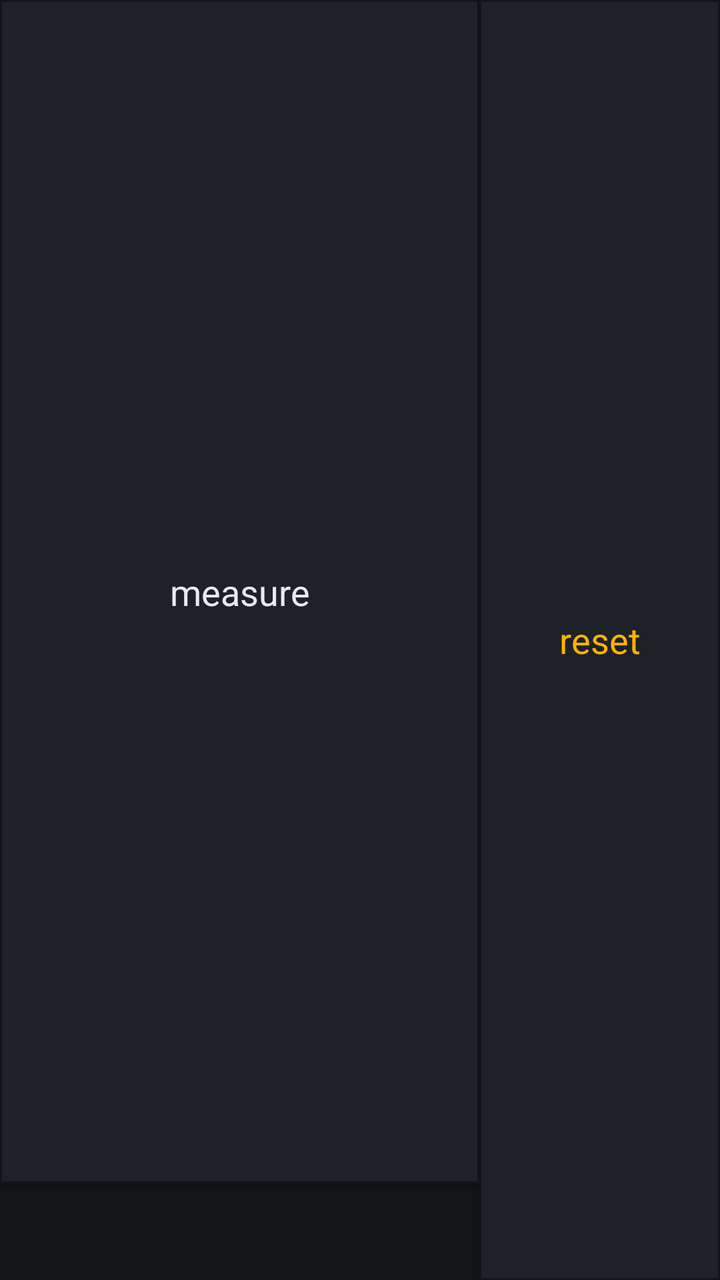
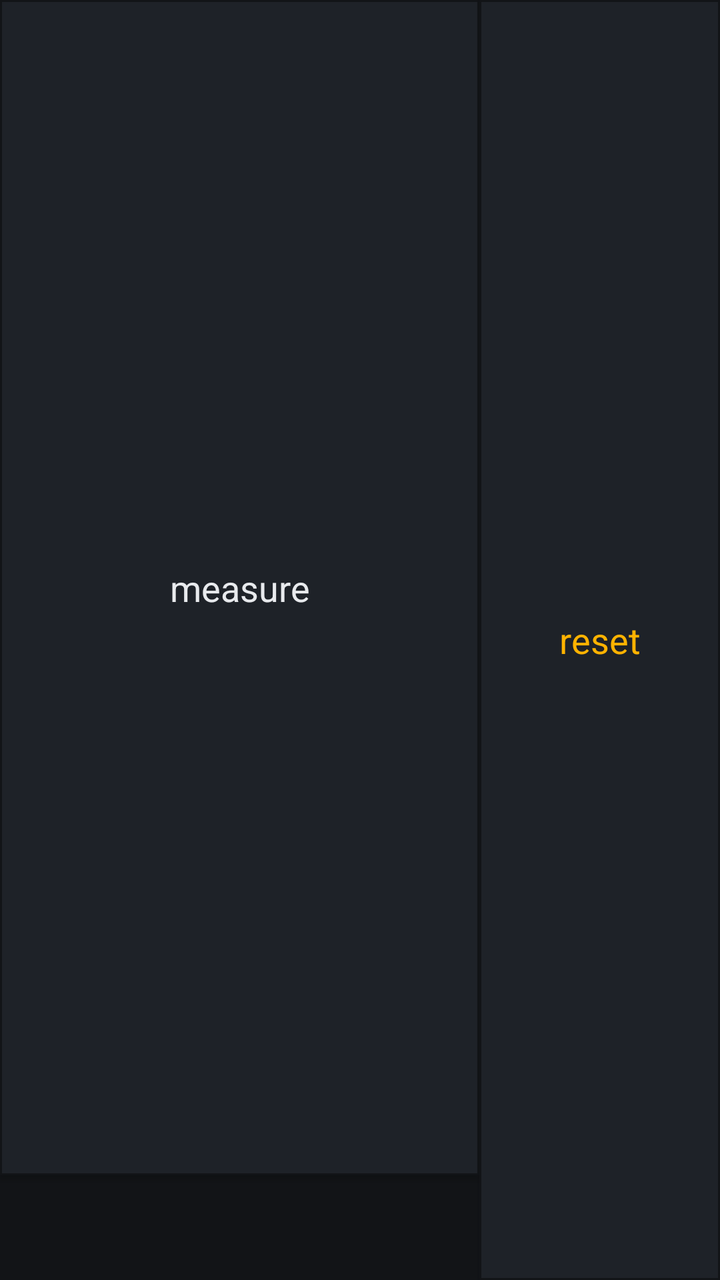

The first picture is an Android layout as it rendered before a commit; the second is the same layout after the commit. The layout source and the unified diff follow.
<!-- AndroidManifest.xml: application theme Tuner -->
<!-- res/layout/mixture_buttons.xml -->
<?xml version="1.0" encoding="utf-8"?>
<LinearLayout xmlns:android="http://schemas.android.com/apk/res/android"
    android:orientation="horizontal"
    android:layout_width="fill_parent"
    android:layout_height="fill_parent">
    <LinearLayout
	android:layout_width="1dp"
	android:layout_height="fill_parent"
	android:layout_weight="2"
	android:orientation="vertical">
	<Button android:id="@+id/mixture_measure"
	    android:layout_width="fill_parent"
	    android:layout_height="1dp"
	    android:layout_weight="1"
	    android:text="measure"
	    android:textAppearance="?android:attr/textAppearanceMedium"
	    android:onClick="mixture_measure" />
	<TextView android:id="@+id/mixture_display"
	    android:layout_width="fill_parent"
	    android:layout_height="wrap_content"
	    android:gravity="center"
	    android:lines="1"
	    android:singleLine="true"
	    android:textAppearance="?android:attr/textAppearanceLarge"
	    android:textColor="@color/text" />
	<TextView android:id="@+id/mixture_status"
	    android:layout_width="fill_parent"
	    android:layout_height="wrap_content"
	    android:gravity="center"
	    android:lines="1"
	    android:singleLine="true"
	    android:textAppearance="?android:attr/textAppearanceSmall"
	    android:textColor="@color/text_muted" />
    </LinearLayout>
    <Button
	android:layout_width="1dp"
	android:layout_height="fill_parent"
	android:layout_weight="1"
	android:text="reset"
	android:textAppearance="?android:attr/textAppearanceMedium"
	android:textColor="@color/warn"
	android:onClick="mixture_reset" />
</LinearLayout>
<!-- resources referenced by this layout -->
<resources>
  <color name="text">#E8EAED</color>
  <color name="text_muted">#9AA0A6</color>
  <color name="warn">#FFB300</color>
  <style name="Tuner" parent="@android:style/Theme.Material">
  		<item name="android:colorBackground">@color/bg</item>
  		<item name="android:windowBackground">@color/bg</item>
  		<item name="android:colorPrimary">@color/surface</item>
  		<item name="android:colorPrimaryDark">@color/bg</item>
  		<item name="android:colorAccent">@color/accent</item>
  		<item name="android:colorControlNormal">@color/text_muted</item>
  		<item name="android:textColorPrimary">@color/text</item>
  		<item name="android:textColorSecondary">@color/text_muted</item>
  		<item name="android:textColorHint">@color/outline</item>
  		<item name="android:statusBarColor">@color/bg</item>
  		<item name="android:navigationBarColor">@color/bg</item>
  		<item name="android:buttonStyle">@style/Tuner.Button</item>
  	</style>
  <color name="bg">#121417</color>
  <color name="surface">#1E2228</color>
  <color name="accent">#4C8DFF</color>
  <color name="outline">#2E343C</color>
  <style name="Tuner.Button" parent="@android:style/Widget.Material.Button">
  		<item name="android:textColor">@color/text</item>
  		<item name="android:textAllCaps">false</item>
  		<item name="android:background">@drawable/mode_button</item>
  	</style>
  <!-- drawable mode_button (drawable) -->
  <?xml version="1.0" encoding="utf-8"?>
  <selector xmlns:android="http://schemas.android.com/apk/res/android">
  <item android:state_pressed="true" android:drawable="@drawable/mb_pressed" />
  <item android:drawable="@drawable/mb_normal" />
  </selector>
  <!-- drawable mb_pressed (drawable) -->
  <?xml version="1.0" encoding="utf-8"?>
  <shape xmlns:android="http://schemas.android.com/apk/res/android"
      android:shape="rectangle">
      <solid android:color="@color/surface_pressed" />
      <stroke android:width="1dp" android:color="@color/accent" />
  </shape>
  <!-- drawable mb_normal (drawable) -->
  <?xml version="1.0" encoding="utf-8"?>
  <shape xmlns:android="http://schemas.android.com/apk/res/android"
      android:shape="rectangle">
      <solid android:color="@color/surface" />
      <stroke android:width="1dp" android:color="@color/bg" />
  </shape>
  <color name="surface_pressed">#2A3140</color>
</resources>

<!-- the commit's change to res/layout/mixture_buttons.xml (unified diff, before → after) -->
@@ -9,35 +9,28 @@
 	android:layout_weight="2"
 	android:orientation="vertical">
 	<Button android:id="@+id/mixture_measure"
+	    style="@style/Tuner.Button.Panel"
 	    android:layout_width="fill_parent"
 	    android:layout_height="1dp"
 	    android:layout_weight="1"
 	    android:text="measure"
-	    android:textAppearance="?android:attr/textAppearanceMedium"
 	    android:onClick="mixture_measure" />
 	<TextView android:id="@+id/mixture_display"
+	    style="@style/Tuner.Readout"
+	    android:layout_width="fill_parent"
+	    android:layout_height="wrap_content" />
+	<TextView android:id="@+id/mixture_status"
+	    style="@style/Tuner.Caption"
 	    android:layout_width="fill_parent"
 	    android:layout_height="wrap_content"
-	    android:gravity="center"
-	    android:lines="1"
-	    android:singleLine="true"
-	    android:textAppearance="?android:attr/textAppearanceLarge"
-	    android:textColor="@color/text" />
-	<TextView android:id="@+id/mixture_status"
-	    android:layout_width="fill_parent"
-	    android:layout_height="wrap_content"
-	    android:gravity="center"
-	    android:lines="1"
-	    android:singleLine="true"
-	    android:textAppearance="?android:attr/textAppearanceSmall"
-	    android:textColor="@color/text_muted" />
+	    android:paddingBottom="4dp" />
     </LinearLayout>
     <Button
+	style="@style/Tuner.Button.Panel"
 	android:layout_width="1dp"
 	android:layout_height="fill_parent"
 	android:layout_weight="1"
 	android:text="reset"
-	android:textAppearance="?android:attr/textAppearanceMedium"
 	android:textColor="@color/warn"
 	android:onClick="mixture_reset" />
 </LinearLayout>
<!-- resource entries referenced after the edit -->
@@ -3,6 +3,35 @@
   <color name="text">#E8EAED</color>
   <color name="text_muted">#9AA0A6</color>
   <color name="warn">#FFB300</color>
+  <style name="Tuner.Button.Panel">
+  		<item name="android:textAppearance">?android:attr/textAppearanceMedium</item>
+  		<item name="android:maxLines">1</item>
+  		<item name="android:paddingLeft">4dp</item>
+  		<item name="android:paddingRight">4dp</item>
+  		<item name="android:autoSizeTextType">uniform</item>
+  		<item name="android:autoSizeMinTextSize">10sp</item>
+  		<item name="android:autoSizeMaxTextSize">18sp</item>
+  	</style>
+  <style name="Tuner.Caption">
+  		<item name="android:textAppearance">?android:attr/textAppearanceSmall</item>
+  		<item name="android:textColor">@color/text_muted</item>
+  		<item name="android:gravity">center</item>
+  		<item name="android:maxLines">1</item>
+  		<item name="android:autoSizeTextType">uniform</item>
+  		<item name="android:autoSizeMinTextSize">9sp</item>
+  		<item name="android:autoSizeMaxTextSize">14sp</item>
+  	</style>
+  <style name="Tuner.Readout">
+  		<item name="android:textAppearance">?android:attr/textAppearanceLarge</item>
+  		<item name="android:textColor">@color/text</item>
+  		<item name="android:fontFamily">monospace</item>
+  		<item name="android:textStyle">bold</item>
+  		<item name="android:gravity">center</item>
+  		<item name="android:maxLines">1</item>
+  		<item name="android:autoSizeTextType">uniform</item>
+  		<item name="android:autoSizeMinTextSize">11sp</item>
+  		<item name="android:autoSizeMaxTextSize">24sp</item>
+  	</style>
   <style name="Tuner" parent="@android:style/Theme.Material">
   		<item name="android:colorBackground">@color/bg</item>
   		<item name="android:windowBackground">@color/bg</item>
@@ -12,7 +41,7 @@
   		<item name="android:colorControlNormal">@color/text_muted</item>
   		<item name="android:textColorPrimary">@color/text</item>
   		<item name="android:textColorSecondary">@color/text_muted</item>
-  		<item name="android:textColorHint">@color/outline</item>
+  		<item name="android:textColorHint">@color/text_muted</item>
   		<item name="android:statusBarColor">@color/bg</item>
   		<item name="android:navigationBarColor">@color/bg</item>
   		<item name="android:buttonStyle">@style/Tuner.Button</item>
@@ -20,7 +49,6 @@
   <color name="bg">#121417</color>
   <color name="surface">#1E2228</color>
   <color name="accent">#4C8DFF</color>
-  <color name="outline">#2E343C</color>
   <style name="Tuner.Button" parent="@android:style/Widget.Material.Button">
   		<item name="android:textColor">@color/text</item>
   		<item name="android:textAllCaps">false</item>
@@ -30,6 +58,8 @@
   <?xml version="1.0" encoding="utf-8"?>
   <selector xmlns:android="http://schemas.android.com/apk/res/android">
   <item android:state_pressed="true" android:drawable="@drawable/mb_pressed" />
+  
+  <item android:state_selected="true" android:drawable="@drawable/mb_selected" />
   <item android:drawable="@drawable/mb_normal" />
   </selector>
   <!-- drawable mb_pressed (drawable) -->
@@ -38,6 +68,13 @@
       android:shape="rectangle">
       <solid android:color="@color/surface_pressed" />
       <stroke android:width="1dp" android:color="@color/accent" />
+  </shape>
+  <!-- drawable mb_selected (drawable) -->
+  <?xml version="1.0" encoding="utf-8"?>
+  <shape xmlns:android="http://schemas.android.com/apk/res/android"
+      android:shape="rectangle">
+      <solid android:color="@color/surface_pressed" />
+      <stroke android:width="2dp" android:color="@color/accent" />
   </shape>
   <!-- drawable mb_normal (drawable) -->
   <?xml version="1.0" encoding="utf-8"?>
